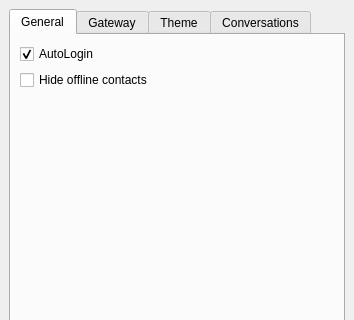
Above: src/gui/dock_widgets/options.ui from marcbowes/mxitc before the change; both pictures show x 0 to 354 and y 0 to 320 of the 354 by 474 pixel window. Below: the same form after it.
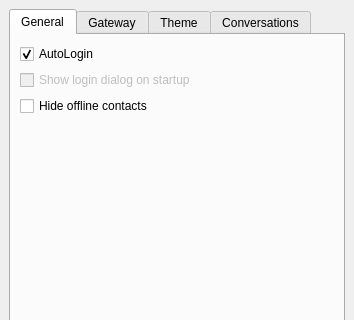
That is the form after the change. The open tabs and pages were chosen to show the change.

Commit message: profile dialog works fine now (disbles if not logged in), and options dialog has a new option to not show the login dialog if autologin is disabled :)

Diff of the .ui file:
```diff
--- a/src/gui/dock_widgets/options.ui
+++ b/src/gui/dock_widgets/options.ui
@@ -41,6 +41,16 @@
              </property>
             </widget>
            </item>
+           <item>
+            <widget class="QCheckBox" name="showLoginDialogCheckBox">
+             <property name="enabled">
+              <bool>false</bool>
+             </property>
+             <property name="text">
+              <string>Show login dialog on startup</string>
+             </property>
+            </widget>
+           </item>
            <item>
             <widget class="QCheckBox" name="hideOfflineCheckBox">
              <property name="text">
```
Left out of the diff: 21 changed lines with no effect on the pictures. The commit also changes 7 other files.
